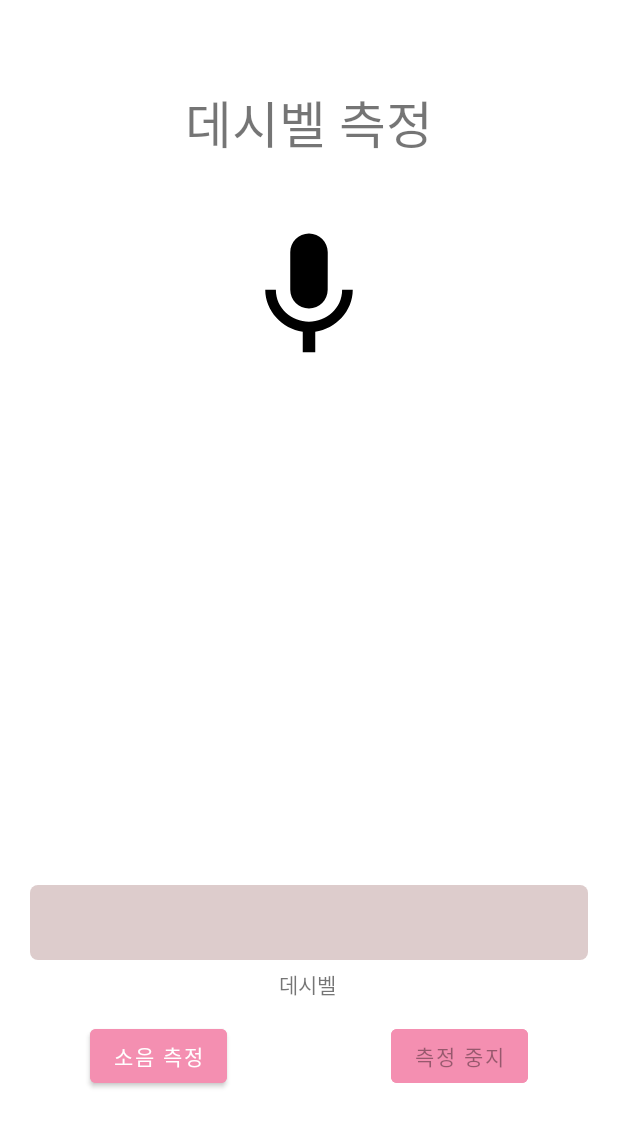
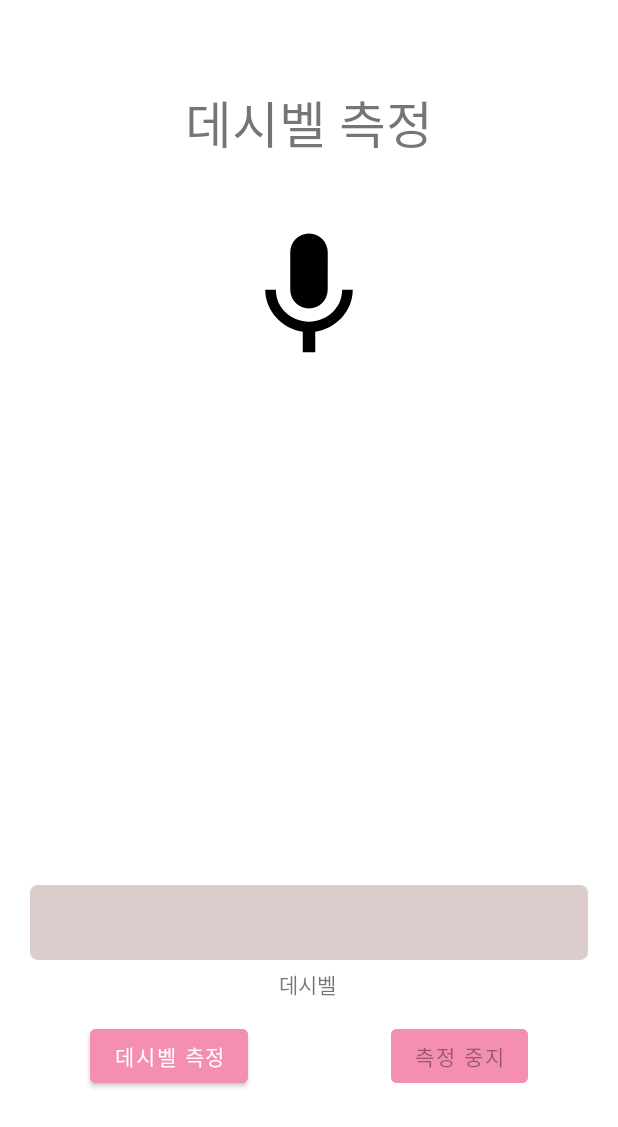
Before and after one commit to jininim/decibel_measurement, an Android app: the screen it shows after launch (MainActivity), on a phone screen of 412 x 824 dp. Shown: the top 1127 px of the screen. Run offline under Robolectric (Android 15) with nearby library versions, the phone set to English and light mode, and no system bars.

Commit message:
데시벨 측정 앱

```diff
--- a/app/src/main/res/layout/activity_main.xml
+++ b/app/src/main/res/layout/activity_main.xml
@@ -13,7 +13,7 @@
         android:layout_marginStart="60dp"
         android:layout_marginBottom="96dp"
         android:backgroundTint="@color/primaryColor"
-        android:text="소음 측정"
+        android:text="데시벨 측정"
         app:layout_constraintBottom_toBottomOf="parent"
         app:layout_constraintStart_toStartOf="parent" />
 
```
